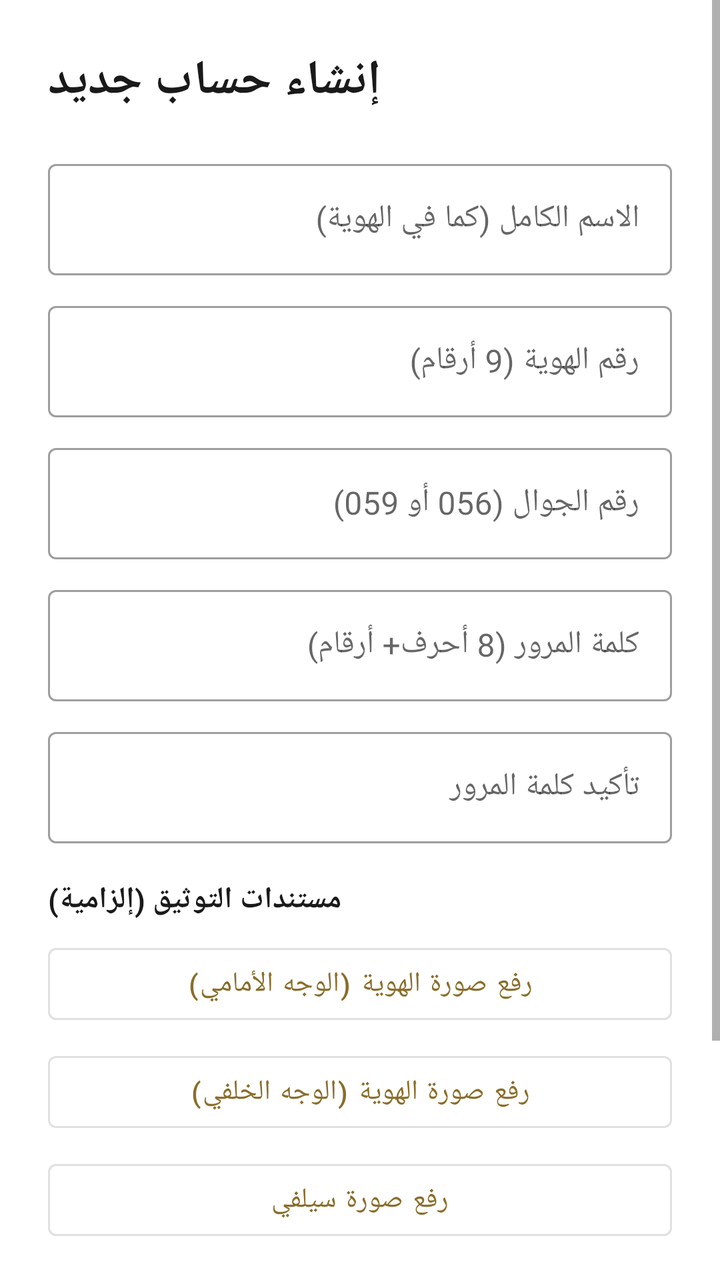
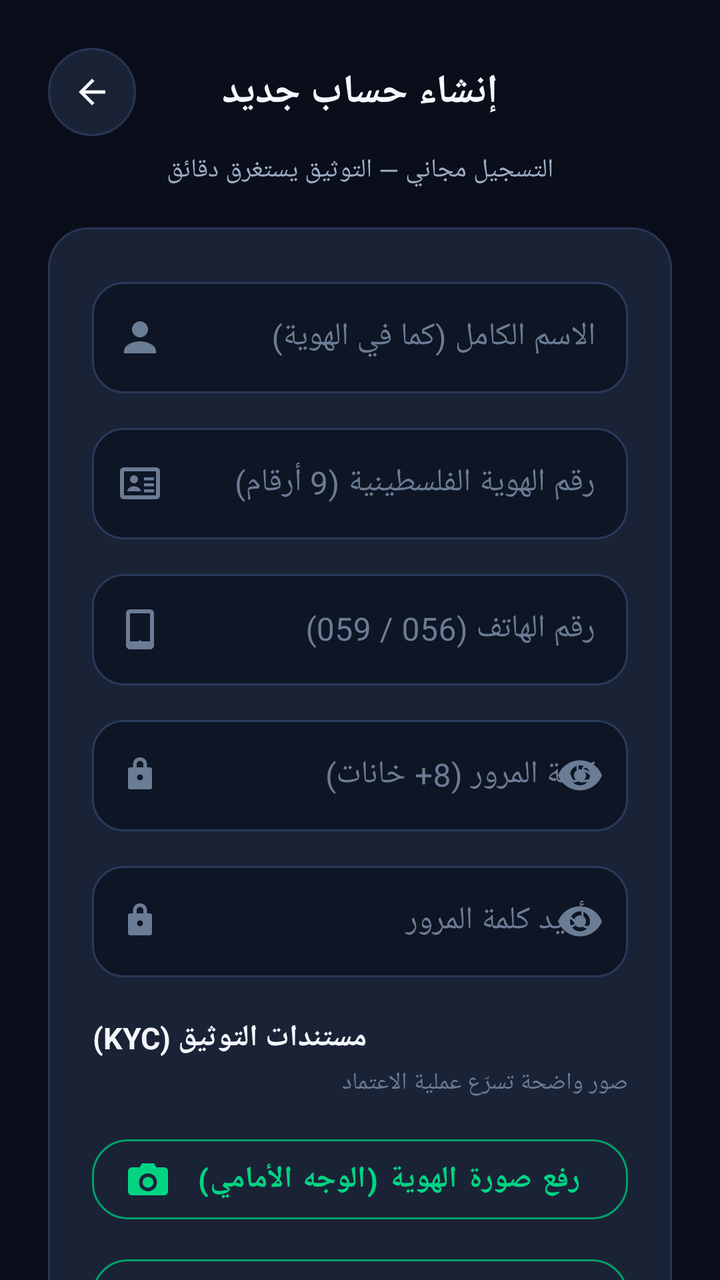

An Android layout rendered at two revisions. The XML below is the earlier revision; the diff shows what the commit changed to produce the second picture.
<!-- AndroidManifest.xml: application theme Theme.Fakah -->
<!-- res/layout/activity_register.xml -->
<?xml version="1.0" encoding="utf-8"?>
<ScrollView xmlns:android="http://schemas.android.com/apk/res/android"
    android:layout_width="match_parent"
    android:layout_height="match_parent"
    android:fillViewport="true">

    <LinearLayout
        android:layout_width="match_parent"
        android:layout_height="wrap_content"
        android:orientation="vertical"
        android:padding="24dp">

        <TextView
            android:layout_width="wrap_content"
            android:layout_height="wrap_content"
            android:text="إنشاء حساب جديد"
            android:textSize="24sp"
            android:textStyle="bold"
            android:textColor="@color/primaryText"
            android:layout_marginBottom="20dp" />

        <com.google.android.material.textfield.TextInputLayout
            android:layout_width="match_parent"
            android:layout_height="wrap_content"
            android:hint="الاسم الكامل (كما في الهوية)"
            style="@style/Widget.MaterialComponents.TextInputLayout.OutlinedBox">
            <com.google.android.material.textfield.TextInputEditText
                android:id="@+id/etFullName"
                android:layout_width="match_parent"
                android:layout_height="wrap_content"
                android:inputType="textPersonName" />
        </com.google.android.material.textfield.TextInputLayout>

        <com.google.android.material.textfield.TextInputLayout
            android:layout_width="match_parent"
            android:layout_height="wrap_content"
            android:layout_marginTop="10dp"
            android:hint="رقم الهوية (9 أرقام)"
            style="@style/Widget.MaterialComponents.TextInputLayout.OutlinedBox">
            <com.google.android.material.textfield.TextInputEditText
                android:id="@+id/etNationalId"
                android:layout_width="match_parent"
                android:layout_height="wrap_content"
                android:inputType="number"
                android:maxLength="9"
                android:textDirection="ltr" />
        </com.google.android.material.textfield.TextInputLayout>

        <com.google.android.material.textfield.TextInputLayout
            android:layout_width="match_parent"
            android:layout_height="wrap_content"
            android:layout_marginTop="10dp"
            android:hint="رقم الجوال (056 أو 059)"
            style="@style/Widget.MaterialComponents.TextInputLayout.OutlinedBox">
            <com.google.android.material.textfield.TextInputEditText
                android:id="@+id/etPhone"
                android:layout_width="match_parent"
                android:layout_height="wrap_content"
                android:inputType="phone"
                android:maxLength="10"
                android:textDirection="ltr" />
        </com.google.android.material.textfield.TextInputLayout>

        <com.google.android.material.textfield.TextInputLayout
            android:layout_width="match_parent"
            android:layout_height="wrap_content"
            android:layout_marginTop="10dp"
            android:hint="كلمة المرور (8 أحرف+ أرقام)"
            style="@style/Widget.MaterialComponents.TextInputLayout.OutlinedBox">
            <com.google.android.material.textfield.TextInputEditText
                android:id="@+id/etPassword"
                android:layout_width="match_parent"
                android:layout_height="wrap_content"
                android:inputType="textPassword" />
        </com.google.android.material.textfield.TextInputLayout>

        <com.google.android.material.textfield.TextInputLayout
            android:layout_width="match_parent"
            android:layout_height="wrap_content"
            android:layout_marginTop="10dp"
            android:hint="تأكيد كلمة المرور"
            style="@style/Widget.MaterialComponents.TextInputLayout.OutlinedBox">
            <com.google.android.material.textfield.TextInputEditText
                android:id="@+id/etPassword2"
                android:layout_width="match_parent"
                android:layout_height="wrap_content"
                android:inputType="textPassword" />
        </com.google.android.material.textfield.TextInputLayout>

        <TextView
            android:layout_width="wrap_content"
            android:layout_height="wrap_content"
            android:layout_marginTop="18dp"
            android:text="مستندات التوثيق (إلزامية)"
            android:textStyle="bold"
            android:textSize="15sp"
            android:textColor="@color/primaryText" />

        <com.google.android.material.button.MaterialButton
            android:id="@+id/btnPickFront"
            style="@style/Widget.MaterialComponents.Button.OutlinedButton"
            android:layout_width="match_parent"
            android:layout_height="wrap_content"
            android:layout_marginTop="8dp"
            android:text="رفع صورة الهوية (الوجه الأمامي)" />

        <com.google.android.material.button.MaterialButton
            android:id="@+id/btnPickBack"
            style="@style/Widget.MaterialComponents.Button.OutlinedButton"
            android:layout_width="match_parent"
            android:layout_height="wrap_content"
            android:layout_marginTop="6dp"
            android:text="رفع صورة الهوية (الوجه الخلفي)" />

        <com.google.android.material.button.MaterialButton
            android:id="@+id/btnPickSelfie"
            style="@style/Widget.MaterialComponents.Button.OutlinedButton"
            android:layout_width="match_parent"
            android:layout_height="wrap_content"
            android:layout_marginTop="6dp"
            android:text="رفع صورة سيلفي" />

        <com.google.android.material.button.MaterialButton
            android:id="@+id/btnRegister"
            android:layout_width="match_parent"
            android:layout_height="56dp"
            android:layout_marginTop="24dp"
            android:text="إنشاء الحساب"
            android:textSize="16sp" />

        <com.google.android.material.progressindicator.CircularProgressIndicator
            android:id="@+id/progress"
            android:layout_width="wrap_content"
            android:layout_height="wrap_content"
            android:layout_gravity="center_horizontal"
            android:layout_marginTop="12dp"
            android:indeterminate="true"
            android:visibility="gone" />

        <TextView
            android:id="@+id/btnBack"
            android:layout_width="wrap_content"
            android:layout_height="wrap_content"
            android:layout_gravity="center_horizontal"
            android:layout_marginTop="16dp"
            android:padding="12dp"
            android:text="العودة لتسجيل الدخول"
            android:textColor="@color/textSecondary" />
    </LinearLayout>
</ScrollView>
<!-- resources referenced by this layout -->
<resources>
  <color name="primaryText">#1A1A1A</color>
  <color name="textSecondary">#6B7280</color>
  <style name="Theme.Fakah" parent="Theme.MaterialComponents.DayNight.NoActionBar">
          <item name="colorPrimary">@color/goldDark</item>
          <item name="colorPrimaryVariant">@color/gold</item>
          <item name="colorOnPrimary">#FFFFFF</item>
          <item name="colorSecondary">@color/gold</item>
          <item name="colorSecondaryVariant">@color/goldDark</item>
          <item name="colorOnSecondary">#1A1A1A</item>
          <item name="android:statusBarColor">@color/primaryText</item>
          <item name="android:windowBackground">@color/bg</item>
      </style>
  <color name="goldDark">#8A6D2A</color>
  <color name="gold">#C9A84C</color>
  <color name="bg">#FFFFFF</color>
</resources>

<!-- the commit's change to res/layout/activity_register.xml (unified diff, before → after) -->
@@ -1,150 +1,240 @@
 <?xml version="1.0" encoding="utf-8"?>
 <ScrollView xmlns:android="http://schemas.android.com/apk/res/android"
+    xmlns:app="http://schemas.android.com/apk/res-auto"
     android:layout_width="match_parent"
     android:layout_height="match_parent"
-    android:fillViewport="true">
+    android:background="@color/bg"
+    android:fillViewport="true"
+    android:scrollbars="none">
 
     <LinearLayout
         android:layout_width="match_parent"
         android:layout_height="wrap_content"
         android:orientation="vertical"
-        android:padding="24dp">
+        android:paddingStart="24dp"
+        android:paddingEnd="24dp"
+        android:paddingTop="24dp"
+        android:paddingBottom="32dp">
+
+        
+        <LinearLayout
+            android:layout_width="match_parent"
+            android:layout_height="wrap_content"
+            android:orientation="horizontal"
+            android:gravity="center_vertical">
+
+            <ImageButton
+                android:id="@+id/btnBack"
+                android:layout_width="44dp"
+                android:layout_height="44dp"
+                android:background="@drawable/bg_quick_action"
+                android:src="@drawable/ic_back"
+                android:scaleType="centerInside"
+                android:padding="12dp"
+                app:tint="@color/textPrimary"
+                android:contentDescription="رجوع"/>
+
+            <TextView
+                android:layout_width="0dp"
+                android:layout_height="wrap_content"
+                android:layout_weight="1"
+                android:gravity="center"
+                android:text="إنشاء حساب جديد"
+                android:textSize="20sp"
+                android:textStyle="bold"
+                android:textColor="@color/textPrimary"/>
+
+            <Space
+                android:layout_width="44dp"
+                android:layout_height="1dp"/>
+        </LinearLayout>
 
         <TextView
-            android:layout_width="wrap_content"
-            android:layout_height="wrap_content"
-            android:text="إنشاء حساب جديد"
-            android:textSize="24sp"
-            android:textStyle="bold"
-            android:textColor="@color/primaryText"
-            android:layout_marginBottom="20dp" />
-
-        <com.google.android.material.textfield.TextInputLayout
-            android:layout_width="match_parent"
-            android:layout_height="wrap_content"
-            android:hint="الاسم الكامل (كما في الهوية)"
-            style="@style/Widget.MaterialComponents.TextInputLayout.OutlinedBox">
-            <com.google.android.material.textfield.TextInputEditText
-                android:id="@+id/etFullName"
-                android:layout_width="match_parent"
-                android:layout_height="wrap_content"
-                android:inputType="textPersonName" />
-        </com.google.android.material.textfield.TextInputLayout>
-
-        <com.google.android.material.textfield.TextInputLayout
-            android:layout_width="match_parent"
-            android:layout_height="wrap_content"
-            android:layout_marginTop="10dp"
-            android:hint="رقم الهوية (9 أرقام)"
-            style="@style/Widget.MaterialComponents.TextInputLayout.OutlinedBox">
-            <com.google.android.material.textfield.TextInputEditText
-                android:id="@+id/etNationalId"
-                android:layout_width="match_parent"
-                android:layout_height="wrap_content"
-                android:inputType="number"
-                android:maxLength="9"
-                android:textDirection="ltr" />
-        </com.google.android.material.textfield.TextInputLayout>
-
-        <com.google.android.material.textfield.TextInputLayout
-            android:layout_width="match_parent"
-            android:layout_height="wrap_content"
-            android:layout_marginTop="10dp"
-            android:hint="رقم الجوال (056 أو 059)"
-            style="@style/Widget.MaterialComponents.TextInputLayout.OutlinedBox">
-            <com.google.android.material.textfield.TextInputEditText
-                android:id="@+id/etPhone"
-                android:layout_width="match_parent"
-                android:layout_height="wrap_content"
-                android:inputType="phone"
-                android:maxLength="10"
-                android:textDirection="ltr" />
-        </com.google.android.material.textfield.TextInputLayout>
-
-        <com.google.android.material.textfield.TextInputLayout
-            android:layout_width="match_parent"
-            android:layout_height="wrap_content"
-            android:layout_marginTop="10dp"
-            android:hint="كلمة المرور (8 أحرف+ أرقام)"
-            style="@style/Widget.MaterialComponents.TextInputLayout.OutlinedBox">
-            <com.google.android.material.textfield.TextInputEditText
-                android:id="@+id/etPassword"
-                android:layout_width="match_parent"
-                android:layout_height="wrap_content"
-                android:inputType="textPassword" />
-        </com.google.android.material.textfield.TextInputLayout>
-
-        <com.google.android.material.textfield.TextInputLayout
-            android:layout_width="match_parent"
-            android:layout_height="wrap_content"
-            android:layout_marginTop="10dp"
-            android:hint="تأكيد كلمة المرور"
-            style="@style/Widget.MaterialComponents.TextInputLayout.OutlinedBox">
-            <com.google.android.material.textfield.TextInputEditText
-                android:id="@+id/etPassword2"
-                android:layout_width="match_parent"
-                android:layout_height="wrap_content"
-                android:inputType="textPassword" />
-        </com.google.android.material.textfield.TextInputLayout>
+            android:layout_width="match_parent"
+            android:layout_height="wrap_content"
+            android:layout_marginTop="8dp"
+            android:gravity="center"
+            android:text="التسجيل مجاني — التوثيق يستغرق دقائق"
+            android:textSize="13sp"
+            android:textColor="@color/textSecondary"/>
+
+        
+        <LinearLayout
+            android:layout_width="match_parent"
+            android:layout_height="wrap_content"
+            android:orientation="vertical"
+            android:background="@drawable/bg_tx_row"
+            android:padding="22dp"
+            android:layout_marginTop="20dp">
+
+            <com.google.android.material.textfield.TextInputLayout
+                android:layout_width="match_parent"
+                android:layout_height="wrap_content"
+                android:hint="الاسم الكامل (كما في الهوية)"
+                style="@style/Widget.Fakah.Input"
+                app:startIconDrawable="@drawable/ic_user"
+                app:startIconTint="@color/textHint">
+
+                <com.google.android.material.textfield.TextInputEditText
+                    android:id="@+id/etFullName"
+                    style="@style/Text.Fakah.Input"
+                    android:layout_width="match_parent"
+                    android:layout_height="wrap_content"
+                    android:inputType="textPersonName"/>
+            </com.google.android.material.textfield.TextInputLayout>
+
+            <com.google.android.material.textfield.TextInputLayout
+                android:layout_width="match_parent"
+                android:layout_height="wrap_content"
+                android:layout_marginTop="12dp"
+                android:hint="رقم الهوية الفلسطينية (9 أرقام)"
+                style="@style/Widget.Fakah.Input"
+                app:startIconDrawable="@drawable/ic_id"
+                app:startIconTint="@color/textHint">
+
+                <com.google.android.material.textfield.TextInputEditText
+                    android:id="@+id/etNationalId"
+                    style="@style/Text.Fakah.Input"
+                    android:layout_width="match_parent"
+                    android:layout_height="wrap_content"
+                    android:inputType="number"
+                    android:maxLength="9"
+                    android:textDirection="ltr"/>
+            </com.google.android.material.textfield.TextInputLayout>
+
+            <com.google.android.material.textfield.TextInputLayout
+                android:layout_width="match_parent"
+                android:layout_height="wrap_content"
+                android:layout_marginTop="12dp"
+                android:hint="رقم الهاتف (056 / 059)"
+                style="@style/Widget.Fakah.Input"
+                app:startIconDrawable="@drawable/ic_phone"
+                app:startIconTint="@color/textHint">
+
+                <com.google.android.material.textfield.TextInputEditText
+                    android:id="@+id/etPhone"
+                    style="@style/Text.Fakah.Input"
+                    android:layout_width="match_parent"
+                    android:layout_height="wrap_content"
+                    android:inputType="phone"
+                    android:maxLength="10"
+                    android:textDirection="ltr"/>
+            </com.google.android.material.textfield.TextInputLayout>
+
+            <com.google.android.material.textfield.TextInputLayout
+                android:layout_width="match_parent"
+                android:layout_height="wrap_content"
+                android:layout_marginTop="12dp"
+                android:hint="كلمة المرور (8+ خانات)"
+                style="@style/Widget.Fakah.Input"
+                app:startIconDrawable="@drawable/ic_lock"
+                app:startIconTint="@color/textHint"
+                app:passwordToggleEnabled="true"
+                app:passwordToggleTint="@color/textHint">
+
+                <com.google.android.material.textfield.TextInputEditText
+                    android:id="@+id/etPassword"
+                    style="@style/Text.Fakah.Input"
+                    android:layout_width="match_parent"
+                    android:layout_height="wrap_content"
+                    android:inputType="textPassword"
+                    android:textDirection="ltr"/>
+            </com.google.android.material.textfield.TextInputLayout>
+
+            <com.google.android.material.textfield.TextInputLayout
+                android:layout_width="match_parent"
+                android:layout_height="wrap_content"
+                android:layout_marginTop="12dp"
+                android:hint="تأكيد كلمة المرور"
+                style="@style/Widget.Fakah.Input"
+                app:startIconDrawable="@drawable/ic_lock"
+                app:startIconTint="@color/textHint"
+                app:passwordToggleEnabled="true"
+                app:passwordToggleTint="@color/textHint">
+
+                <com.google.android.material.textfield.TextInputEditText
+                    android:id="@+id/etPassword2"
+                    style="@style/Text.Fakah.Input"
+                    android:layout_width="match_parent"
+                    android:layout_height="wrap_content"
+                    android:inputType="textPassword"
+                    android:textDirection="ltr"/>
+            </com.google.android.material.textfield.TextInputLayout>
+
+            
+            <TextView
+                android:layout_width="wrap_content"
+                android:layout_height="wrap_content"
+                android:layout_marginTop="20dp"
+                android:layout_marginBottom="4dp"
+                android:text="مستندات التوثيق (KYC)"
+                android:textSize="15sp"
+                android:textStyle="bold"
+                android:textColor="@color/textPrimary"/>
+
+            <TextView
+                android:layout_width="match_parent"
+                android:layout_height="wrap_content"
+                android:layout_marginBottom="8dp"
+                android:text="صور واضحة تسرّع عملية الاعتماد"
+                android:textSize="12sp"
+                android:textColor="@color/textHint"/>
+
+            <com.google.android.material.button.MaterialButton
+                android:id="@+id/btnPickFront"
+                style="@style/Widget.Fakah.Button.Outline"
+                android:layout_width="match_parent"
+                android:layout_height="52dp"
+                android:layout_marginTop="6dp"
+                app:icon="@drawable/ic_camera"
+                app:iconTint="@color/primaryBright"
+                android:text="رفع صورة الهوية (الوجه الأمامي)"/>
+
+            <com.google.android.material.button.MaterialButton
+                android:id="@+id/btnPickBack"
+                style="@style/Widget.Fakah.Button.Outline"
+                android:layout_width="match_parent"
+                android:layout_height="52dp"
+                android:layout_marginTop="8dp"
+                app:icon="@drawable/ic_camera"
+                app:iconTint="@color/primaryBright"
+                android:text="رفع صورة الهوية (الوجه الخلفي)"/>
+
+            <com.google.android.material.button.MaterialButton
+                android:id="@+id/btnPickSelfie"
+                style="@style/Widget.Fakah.Button.Outline"
+                android:layout_width="match_parent"
+                android:layout_height="52dp"
+                android:layout_marginTop="8dp"
+                app:icon="@drawable/ic_user"
+                app:iconTint="@color/primaryBright"
+                android:text="رفع صورة سيلفي"/>
+
+            <com.google.android.material.button.MaterialButton
+                android:id="@+id/btnRegister"
+                style="@style/Widget.Fakah.Button"
+                android:layout_width="match_parent"
+                android:layout_height="56dp"
+                android:layout_marginTop="22dp"
+                android:text="إنشاء الحساب وإرسال التوثيق"/>
+
+            <ProgressBar
+                android:id="@+id/progress"
+                android:layout_width="28dp"
+                android:layout_height="28dp"
+                android:layout_gravity="center_horizontal"
+                android:layout_marginTop="14dp"
+                android:indeterminateTint="@color/primaryBright"
+                android:visibility="gone"/>
+        </LinearLayout>
 
         <TextView
-            android:layout_width="wrap_content"
-            android:layout_height="wrap_content"
-            android:layout_marginTop="18dp"
-            android:text="مستندات التوثيق (إلزامية)"
-            android:textStyle="bold"
-            android:textSize="15sp"
-            android:textColor="@color/primaryText" />
-
-        <com.google.android.material.button.MaterialButton
-            android:id="@+id/btnPickFront"
-            style="@style/Widget.MaterialComponents.Button.OutlinedButton"
-            android:layout_width="match_parent"
-            android:layout_height="wrap_content"
-            android:layout_marginTop="8dp"
-            android:text="رفع صورة الهوية (الوجه الأمامي)" />
-
-        <com.google.android.material.button.MaterialButton
-            android:id="@+id/btnPickBack"
-            style="@style/Widget.MaterialComponents.Button.OutlinedButton"
-            android:layout_width="match_parent"
-            android:layout_height="wrap_content"
-            android:layout_marginTop="6dp"
-            android:text="رفع صورة الهوية (الوجه الخلفي)" />
-
-        <com.google.android.material.button.MaterialButton
-            android:id="@+id/btnPickSelfie"
-            style="@style/Widget.MaterialComponents.Button.OutlinedButton"
-            android:layout_width="match_parent"
-            android:layout_height="wrap_content"
-            android:layout_marginTop="6dp"
-            android:text="رفع صورة سيلفي" />
-
-        <com.google.android.material.button.MaterialButton
-            android:id="@+id/btnRegister"
-            android:layout_width="match_parent"
-            android:layout_height="56dp"
-            android:layout_marginTop="24dp"
-            android:text="إنشاء الحساب"
-            android:textSize="16sp" />
-
-        <com.google.android.material.progressindicator.CircularProgressIndicator
-            android:id="@+id/progress"
-            android:layout_width="wrap_content"
-            android:layout_height="wrap_content"
-            android:layout_gravity="center_horizontal"
-            android:layout_marginTop="12dp"
-            android:indeterminate="true"
-            android:visibility="gone" />
-
-        <TextView
-            android:id="@+id/btnBack"
-            android:layout_width="wrap_content"
-            android:layout_height="wrap_content"
-            android:layout_gravity="center_horizontal"
+            android:layout_width="match_parent"
+            android:layout_height="wrap_content"
             android:layout_marginTop="16dp"
-            android:padding="12dp"
-            android:text="العودة لتسجيل الدخول"
-            android:textColor="@color/textSecondary" />
+            android:gravity="center"
+            android:text="بالتسجيل أنت توافق على الشروط وسياسة الخصوصية"
+            android:textSize="11sp"
+            android:textColor="@color/textHint"/>
     </LinearLayout>
 </ScrollView>
<!-- resource entries referenced after the edit -->
@@ -1,19 +1,126 @@
 <!-- resources referenced by this layout -->
 <resources>
-  <color name="primaryText">#1A1A1A</color>
-  <color name="textSecondary">#6B7280</color>
-  <style name="Theme.Fakah" parent="Theme.MaterialComponents.DayNight.NoActionBar">
-          <item name="colorPrimary">@color/goldDark</item>
-          <item name="colorPrimaryVariant">@color/gold</item>
-          <item name="colorOnPrimary">#FFFFFF</item>
-          <item name="colorSecondary">@color/gold</item>
-          <item name="colorSecondaryVariant">@color/goldDark</item>
-          <item name="colorOnSecondary">#1A1A1A</item>
-          <item name="android:statusBarColor">@color/primaryText</item>
+  <color name="textSecondary">#9DAEC5</color>
+  <!-- drawable bg_quick_action (drawable) -->
+  <?xml version="1.0" encoding="utf-8"?>
+  <shape xmlns:android="http://schemas.android.com/apk/res/android">
+      <solid android:color="@color/bgCard"/>
+      <corners android:radius="22dp"/>
+      <stroke android:width="1dp" android:color="@color/cardStroke"/>
+  </shape>
+  <!-- drawable bg_tx_row (drawable) -->
+  <?xml version="1.0" encoding="utf-8"?>
+  <shape xmlns:android="http://schemas.android.com/apk/res/android">
+      <solid android:color="@color/bgCard"/>
+      <corners android:radius="20dp"/>
+      <stroke android:width="1dp" android:color="@color/cardStroke"/>
+  </shape>
+  <!-- drawable ic_back (drawable) -->
+  <vector xmlns:android="http://schemas.android.com/apk/res/android" android:width="24dp" android:height="24dp" android:viewportWidth="24" android:viewportHeight="24" android:autoMirrored="true">
+      <path android:fillColor="#FFFFFF" android:pathData="M20,11H7.8l5.6,-5.6L12,4l-8,8 8,8 1.4,-1.4L7.8,13H20v-2z"/>
+  </vector>
+  <!-- drawable ic_camera (drawable) -->
+  <vector xmlns:android="http://schemas.android.com/apk/res/android" android:width="24dp" android:height="24dp" android:viewportWidth="24" android:viewportHeight="24">
+      <path android:fillColor="#6B7C95" android:pathData="M9,4h6l1.2,2H20c1.1,0 2,0.9 2,2v10c0,1.1 -0.9,2 -2,2H4c-1.1,0 -2,-0.9 -2,-2V8c0,-1.1 0.9,-2 2,-2h3.8L9,4zM12,9c-2.5,0 -4.5,2 -4.5,4.5S9.5,18 12,18s4.5,-2 4.5,-4.5S14.5,9 12,9zM12,10.8c1.5,0 2.7,1.2 2.7,2.7s-1.2,2.7 -2.7,2.7 -2.7,-1.2 -2.7,-2.7 1.2,-2.7 2.7,-2.7z"/>
+  </vector>
+  <!-- drawable ic_id (drawable) -->
+  <vector xmlns:android="http://schemas.android.com/apk/res/android" android:width="24dp" android:height="24dp" android:viewportWidth="24" android:viewportHeight="24">
+      <path android:fillColor="#6B7C95" android:pathData="M4,4h16c1.1,0 2,0.9 2,2v12c0,1.1 -0.9,2 -2,2H4c-1.1,0 -2,-0.9 -2,-2V6c0,-1.1 0.9,-2 2,-2zM4,6v12h16V6H4z"/>
+      <path android:fillColor="#6B7C95" android:pathData="M9,8c1.1,0 2,0.9 2,2s-0.9,2 -2,2 -2,-0.9 -2,-2 0.9,-2 2,-2zM5.5,16c0.3,-1.5 1.7,-2.5 3.5,-2.5s3.2,1 3.5,2.5h-7zM14,9h5v1.5h-5V9zM14,12h5v1.5h-5V12zM14,15h5v1.5h-5V15z"/>
+  </vector>
+  <!-- drawable ic_lock (drawable) -->
+  <vector xmlns:android="http://schemas.android.com/apk/res/android" android:width="24dp" android:height="24dp" android:viewportWidth="24" android:viewportHeight="24">
+      <path android:fillColor="#6B7C95" android:pathData="M12,3c2,0 3.5,1.5 3.5,3.5V8H17c0.55,0 1,0.45 1,1v9c0,0.55 -0.45,1 -1,1H7c-0.55,0 -1,-0.45 -1,-1V9c0,-0.55 0.45,-1 1,-1h1.5V6.5C8.5,4.5 10,3 12,3zM12,4.8c-0.94,0 -1.7,0.76 -1.7,1.7V8h3.4V6.5c0,-0.94 -0.76,-1.7 -1.7,-1.7zM12,11.5c-0.83,0 -1.5,0.67 -1.5,1.5s0.67,1.5 1.5,1.5 1.5,-0.67 1.5,-1.5 -0.67,-1.5 -1.5,-1.5z"/>
+  </vector>
+  <!-- drawable ic_phone (drawable) -->
+  <vector xmlns:android="http://schemas.android.com/apk/res/android" android:width="24dp" android:height="24dp" android:viewportWidth="24" android:viewportHeight="24">
+      <path android:fillColor="#6B7C95" android:pathData="M7,2h10c1.1,0 2,0.9 2,2v16c0,1.1 -0.9,2 -2,2H7c-1.1,0 -2,-0.9 -2,-2V4c0,-1.1 0.9,-2 2,-2zM7,4v14h10V4H7zM12,17.5c0.55,0 1,0.45 1,1s-0.45,1 -1,1 -1,-0.45 -1,-1 0.45,-1 1,-1z"/>
+  </vector>
+  <!-- drawable ic_user (drawable) -->
+  <vector xmlns:android="http://schemas.android.com/apk/res/android" android:width="24dp" android:height="24dp" android:viewportWidth="24" android:viewportHeight="24">
+      <path android:fillColor="#6B7C95" android:pathData="M12,4c-2.2,0 -4,1.8 -4,4s1.8,4 4,4 4,-1.8 4,-4 -1.8,-4 -4,-4zM12,14c-3.3,0 -8,1.7 -8,5v1h16v-1c0,-3.3 -4.7,-5 -8,-5z"/>
+  </vector>
+  <style name="Text.Fakah.Input">
+          <item name="android:textSize">16sp</item>
+          <item name="android:textColor">@color/textPrimary</item>
+          <item name="android:textColorHint">@color/textHint</item>
+      </style>
+  <style name="Widget.Fakah.Button" parent="Widget.MaterialComponents.Button">
+          <item name="android:textSize">16sp</item>
+          <item name="android:textStyle">bold</item>
+          <item name="android:textColor">@color/onPrimary</item>
+          <item name="backgroundTint">@color/primary</item>
+          <item name="android:paddingStart">24dp</item>
+          <item name="android:paddingEnd">24dp</item>
+          <item name="cornerRadius">18dp</item>
+          <item name="elevation">0dp</item>
+          <item name="rippleColor">#3306281B</item>
+      </style>
+  <style name="Widget.Fakah.Button.Outline" parent="Widget.MaterialComponents.Button.OutlinedButton">
+          <item name="android:textSize">15sp</item>
+          <item name="android:textStyle">bold</item>
+          <item name="android:textColor">@color/primaryBright</item>
+          <item name="strokeColor">@color/primaryDeep</item>
+          <item name="strokeWidth">1dp</item>
+          <item name="cornerRadius">18dp</item>
+      </style>
+  <style name="Widget.Fakah.Input" parent="Widget.MaterialComponents.TextInputLayout.OutlinedBox">
+          <item name="boxBackgroundColor">@color/bgInput</item>
+          <item name="boxStrokeColor">@color/input_stroke_state</item>
+          <item name="boxCornerRadiusTopStart">16dp</item>
+          <item name="boxCornerRadiusTopEnd">16dp</item>
+          <item name="boxCornerRadiusBottomStart">16dp</item>
+          <item name="boxCornerRadiusBottomEnd">16dp</item>
+          <item name="hintTextColor">@color/textSecondary</item>
+          <item name="android:textColorHint">@color/textHint</item>
+          <item name="colorPrimary">@color/primaryBright</item>
+          <item name="boxStrokeWidth">1dp</item>
+          <item name="boxStrokeWidthFocused">2dp</item>
+      </style>
+  <style name="Theme.Fakah" parent="Theme.MaterialComponents.NoActionBar">
+          <item name="colorPrimary">@color/primary</item>
+          <item name="colorPrimaryVariant">@color/primaryDeep</item>
+          <item name="colorOnPrimary">@color/onPrimary</item>
+          <item name="colorSecondary">@color/accentBlue</item>
+          <item name="colorSecondaryVariant">@color/accentGold</item>
+          <item name="colorOnSecondary">#0A1226</item>
+          <item name="colorSurface">@color/bgCard</item>
+          <item name="colorOnSurface">@color/textPrimary</item>
+          <item name="android:colorBackground">@color/bg</item>
           <item name="android:windowBackground">@color/bg</item>
+          <item name="android:statusBarColor">@color/bg</item>
+          <item name="android:navigationBarColor">@color/bgNav</item>
+          <item name="android:windowLightStatusBar">false</item>
+          <item name="colorError">@color/danger</item>
+          <item name="android:textColorPrimary">@color/textPrimary</item>
+          <item name="android:textColorSecondary">@color/textSecondary</item>
+          <item name="android:textColorHint">@color/textHint</item>
+          <item name="materialAlertDialogTheme">@style/ThemeOverlay.Fakah.Dialog</item>
       </style>
-  <color name="goldDark">#8A6D2A</color>
-  <color name="gold">#C9A84C</color>
-  <color name="bg">#FFFFFF</color>
+  <color name="bgCard">#1A2336</color>
+  <color name="cardStroke">#283656</color>
+  <color name="onPrimary">#06281B</color>
+  <color name="primary">#00C27E</color>
+  <color name="primaryDeep">#00A26B</color>
+  <color name="bgInput">#0E1524</color>
+  <color name="accentBlue">#4C8DFF</color>
+  <color name="accentGold">#FFC85C</color>
+  <color name="bgNav">#0E1526</color>
+  <color name="danger">#FF6B6B</color>
+  <style name="ThemeOverlay.Fakah.Dialog" parent="ThemeOverlay.MaterialComponents.Dialog.Alert">
+          <item name="colorPrimary">@color/primary</item>
+          <item name="android:windowBackground">@color/bgCard</item>
+          <item name="android:textColorPrimary">@color/textPrimary</item>
+          <item name="android:textColor">@color/textPrimary</item>
+          <item name="buttonBarPositiveButtonStyle">@style/Widget.Fakah.DialogButton</item>
+          <item name="buttonBarNegativeButtonStyle">@style/Widget.Fakah.DialogButton</item>
+      </style>
+  <style name="Widget.Fakah.DialogButton" parent="Widget.MaterialComponents.Button.TextButton.Dialog">
+          <item name="android:textColor">@color/primaryBright</item>
+      </style>
+  <color name="bg">#0A0E1A</color>
+  <color name="primaryBright">#00D483</color>
+  <color name="textHint">#6B7C95</color>
+  <color name="textPrimary">#F4F7FC</color>
 </resources>
 
